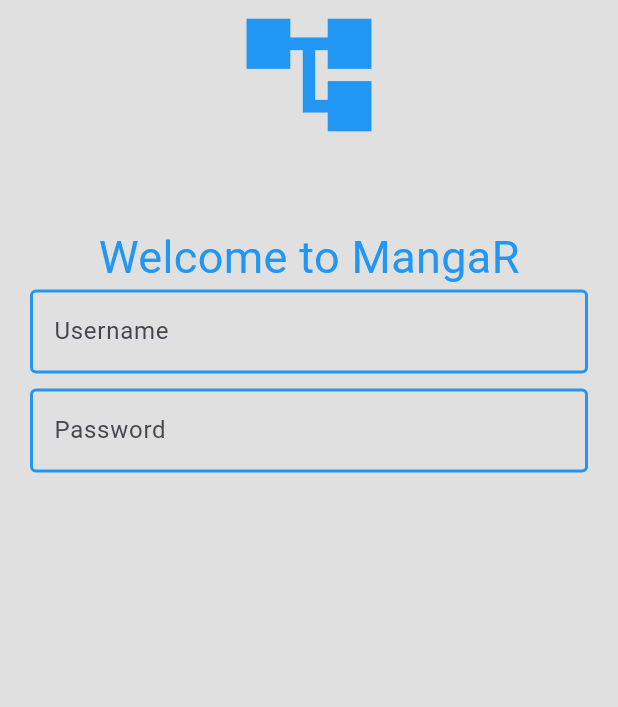
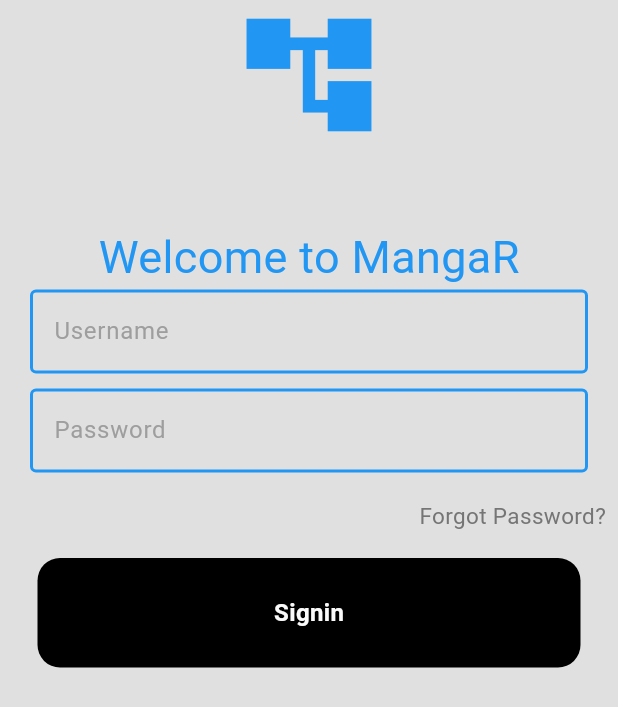
Before and after one commit to Lokeshwar-V/manga_app, a Flutter app: the screen it shows after launch, on a phone screen of 412 x 824 dp. Shown: the top 707 px of the screen. Run offline on Flutter 3.47's test engine with Material 3 defaults, Android fonts, the phone set to English and light mode, and no system bars.

```diff
--- /dev/null
+++ b/lib/components/my_bottom.dart
@@ -0,0 +1,23 @@
+import 'package:flutter/material.dart';
+import 'package:flutter/widgets.dart';
+
+class MyButton extends StatelessWidget {
+  const MyButton({super.key});
+
+  @override
+  Widget build(BuildContext context) {
+    return Container(
+      padding: const EdgeInsets.all(25),
+      margin:const EdgeInsets.symmetric(horizontal: 25),
+      decoration: BoxDecoration(
+        color: Colors.black,
+        borderRadius: BorderRadius.circular(15),
+      ),
+      child:  Center(
+          child: Text(
+        "Signin",
+        style: TextStyle(color: Colors.grey.shade50, fontSize: 16,fontWeight: FontWeight.bold),
+      )),
+    );
+  }
+}
--- a/lib/components/my_textfield.dart
+++ b/lib/components/my_textfield.dart
@@ -18,6 +18,7 @@ class MyTextField extends StatelessWidget {
         obscureText: obscureText,
         decoration: InputDecoration(
           hintText: hintText,
+          hintStyle: TextStyle(color: Colors.grey.shade500),
           enabledBorder: const OutlineInputBorder(
             borderSide: BorderSide(color: Colors.blue, width: 2),
           ),
--- a/lib/main.dart
+++ b/lib/main.dart
@@ -1,42 +1,8 @@
 import 'package:flutter/material.dart';
-import 'components/my_textfield.dart';
-class LoginPage extends StatelessWidget {
-  const LoginPage({super.key});
-
-  @override
-  Widget build(BuildContext context) {
-    return Scaffold(
-      backgroundColor: Colors.grey[300],
-      body: SafeArea(
-        child: Center(
-          child: Column(children: [
-           const Icon(Icons.account_tree, size: 100, color: Colors.blue),
-            const SizedBox(height: 50),
-            const Text('Welcome to MangaR',style: TextStyle(fontSize: 30, color: Colors.blue)),
-
-            MyTextField(
-              controller: TextEditingController(),
-              hintText: 'Username',
-              obscureText: false,
-            ),
-            const SizedBox(height: 10),
-
-            MyTextField(
-              controller: TextEditingController(),
-              hintText: 'Password',
-              obscureText: true,
-            ),
-
-
-          ]),
-        ),
-      ),
-    );
-  }
-}
+import 'pages/login_page.dart'; // Import the LoginPage from login_page.dart
 
 void main() {
-  runApp(const MaterialApp(
-    home: LoginPage(),
+  runApp( MaterialApp(
+    home: LoginPage(), // Set LoginPage as the home
   ));
 }
--- a/lib/pages/login_page.dart
+++ b/lib/pages/login_page.dart
@@ -0,0 +1,51 @@
+import 'package:flutter/material.dart';
+import 'package:manga_app/components/my_bottom.dart';
+import '/components/my_textfield.dart';
+
+class LoginPage extends StatelessWidget {
+ LoginPage({super.key});
+
+
+final usernameController=TextEditingController();
+final passwordController=TextEditingController();
+  @override
+  Widget build(BuildContext context) {
+    return Scaffold(
+      backgroundColor: Colors.grey[300],
+      body: SafeArea(
+        child: Center(
+          child: Column(children: [
+            const Icon(Icons.account_tree, size: 100, color: Colors.blue),
+            const SizedBox(height: 50),
+            const Text('Welcome to MangaR',
+                style: TextStyle(fontSize: 30, color: Colors.blue)),
+            MyTextField(
+              controller: usernameController,
+              hintText: 'Username',
+              obscureText: false,
+            ),
+            const SizedBox(height: 10),
+            MyTextField(
+              controller: passwordController,
+              hintText: 'Password',
+              obscureText: true,
+
+            ),
+            const SizedBox(height: 10),
+            Padding(
+              padding: const EdgeInsets.all(8.0),
+              child: Row(
+                mainAxisAlignment: MainAxisAlignment.end,
+                children: [
+                  Text('Forgot Password?',style: TextStyle(color: Colors.grey.shade600,fontSize: 15),),
+                ],
+              ),
+            ),
+            const SizedBox(height: 10),
+            const MyButton(),
+          ]),
+        ),
+      ),
+    );
+  }
+}
```
